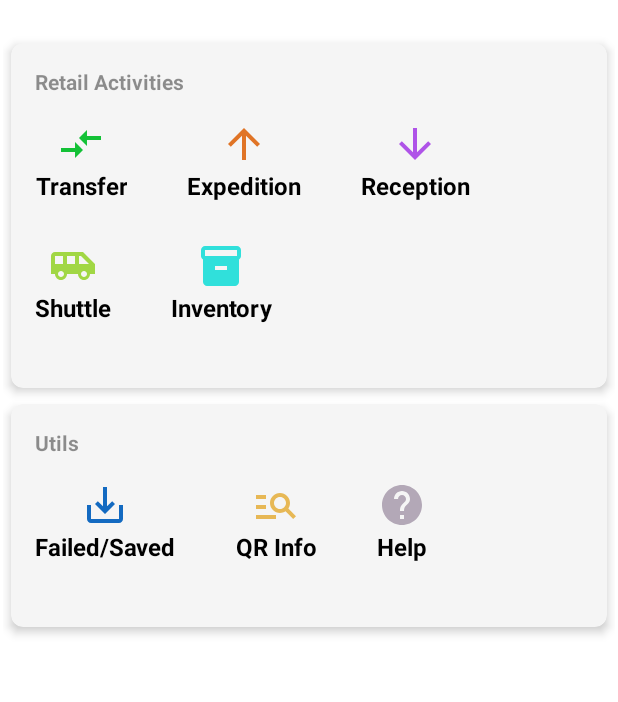
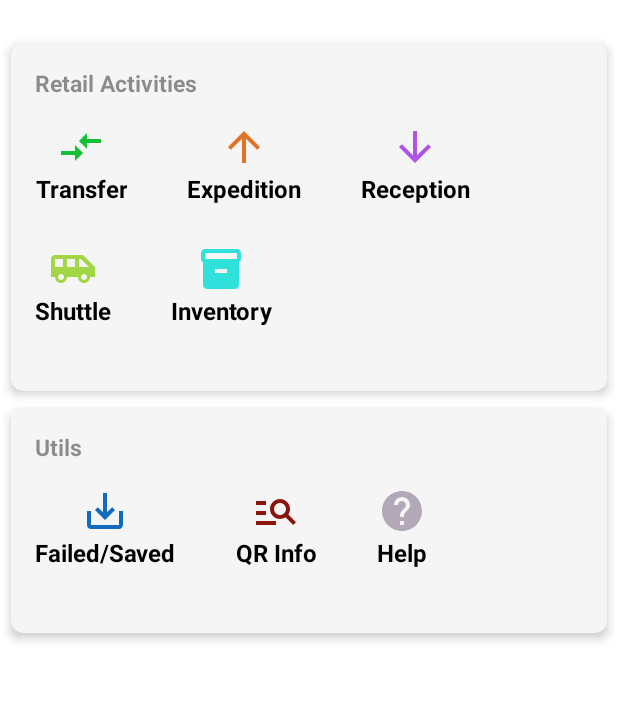
Before and after one commit to franck-armand/retail_scan_mobile_app, an Android app: the screen it shows after launch (MainActivity), on a phone screen of 412 x 824 dp, the part 207-909 px from its top. Run offline under Robolectric (Android 15) with nearby library versions, the light colour scheme and no system bars; our stand-ins replace FlexboxLayout; libraries missing offline, so code that uses them is left out: com.datalogic.decode, com.datalogic.device; 16 statements that could not run were skipped.

Commit message:
- Increased the text size in the home card item layout from 14sp to 15sp. - Changed the tint color of the qr_info drawable from #E7B855 to #8A140E.

```diff
--- a/app/src/main/res/drawable/qr_info.xml
+++ b/app/src/main/res/drawable/qr_info.xml
@@ -1,4 +1,4 @@
-<vector xmlns:android="http://schemas.android.com/apk/res/android" android:autoMirrored="true" android:height="32dp" android:tint="#E7B855" android:viewportHeight="24" android:viewportWidth="24" android:width="32dp">
+<vector xmlns:android="http://schemas.android.com/apk/res/android" android:autoMirrored="true" android:height="32dp" android:tint="#8A140E" android:viewportHeight="24" android:viewportWidth="24" android:width="32dp">
 
     <path android:fillColor="@android:color/white" android:pathData="M7,9H2V7h5V9zM7,12H2v2h5V12zM20.59,19l-3.83,-3.83C15.96,15.69 15.02,16 14,16c-2.76,0 -5,-2.24 -5,-5s2.24,-5 5,-5s5,2.24 5,5c0,1.02 -0.31,1.96 -0.83,2.75L22,17.59L20.59,19zM17,11c0,-1.65 -1.35,-3 -3,-3s-3,1.35 -3,3s1.35,3 3,3S17,12.65 17,11zM2,19h10v-2H2V19z"/>
 
--- a/app/src/main/res/layout/home_card_item.xml
+++ b/app/src/main/res/layout/home_card_item.xml
@@ -20,7 +20,7 @@
             android:layout_width="0dp"
             android:layout_height="wrap_content"
             android:alpha="0.8"
-            android:textSize="14sp"
+            android:textSize="15sp"
             android:textStyle="bold"
             app:layout_constraintEnd_toEndOf="parent"
             app:layout_constraintStart_toStartOf="parent"
```
